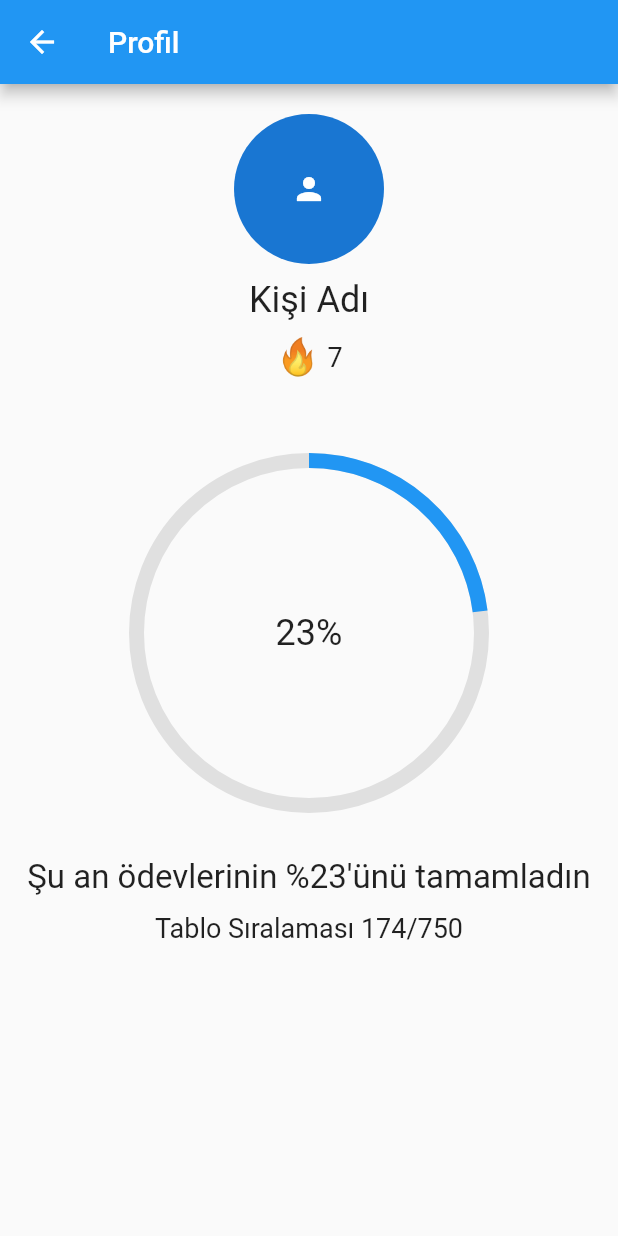
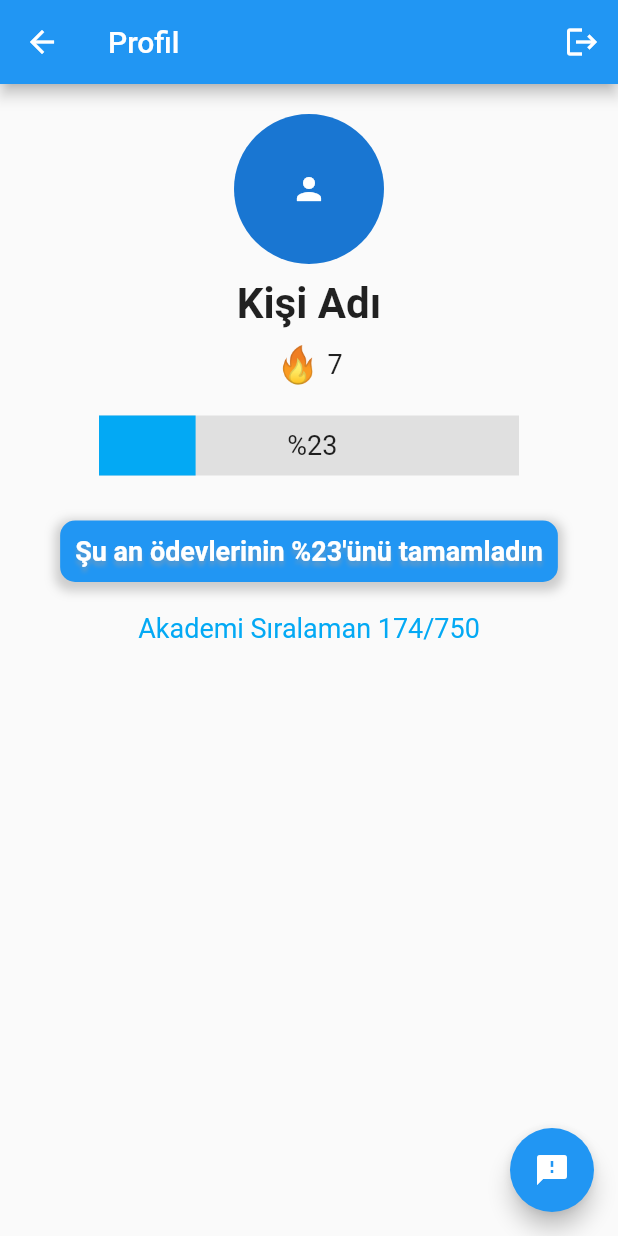
Before and after one commit to huseyinasan/AkademiTakip-AppJam, a Flutter app: the ProfilePage screen opened directly, on a phone screen of 412 x 824 dp. Run offline on Flutter 3.47's test engine with Material 2 defaults, Android fonts, the phone set to English and light mode, and no system bars; drawn by our look-alikes of percent_indicator; our stand-ins replace icons_plus.

Commit message:
profil sayfasi update

```diff
--- a/lib/screens/profil.dart
+++ b/lib/screens/profil.dart
@@ -1,5 +1,6 @@
 import 'package:flutter/material.dart';
 import 'package:percent_indicator/percent_indicator.dart';
+
 
 class ProfilePage extends StatelessWidget {
   @override
@@ -7,6 +8,14 @@ class ProfilePage extends StatelessWidget {
     return Scaffold(
       appBar: AppBar(
         title: Text('Profil'),
+        actions: [
+          IconButton(
+            icon: Icon(Icons.logout),
+            onPressed: () {
+              Navigator.popUntil(context, ModalRoute.withName('/'));
+            },
+          )
+        ],
       ),
       body: Column(
         children: [
@@ -18,7 +27,7 @@ class ProfilePage extends StatelessWidget {
           SizedBox(height: 10),
           Text(
             'Kişi Adı',
-            style: TextStyle(fontSize: 24),
+            style: TextStyle(fontSize: 28,fontWeight: FontWeight.bold),
           ),
           SizedBox(height: 10),
           Row(
@@ -35,33 +44,185 @@ class ProfilePage extends StatelessWidget {
               ),
             ],
           ),
-          SizedBox(height: 50),
-          CircularPercentIndicator(
-            radius: 120,
-            lineWidth: 10,
-            percent: 0.23, // Replace with actual progress
-            center: Text(
-              '23%',
-              style: TextStyle(fontSize: 24),
+          Container(
+            margin: EdgeInsets.only(top: 20),
+            child: Row(
+              mainAxisAlignment: MainAxisAlignment.center,
+              children: [
+                Stack(
+                  children: [
+                    new LinearPercentIndicator(
+                      width: 300.0,
+                      lineHeight: 40.0,
+                      percent: 0.23,
+                      backgroundColor: Colors.grey[300],
+                      progressColor: Colors.lightBlue,
+                    ),
+                    Positioned.fill(
+                      child: Align(
+                        alignment: Alignment.center,
+                        child: Text(
+                          ' %23',
+                          style: TextStyle(fontSize: 18),
+                        ),
+                      ),
+                    ),
+                  ],
+                ),
+              ],
             ),
-            progressColor: Colors.blue,
-            backgroundColor: Colors.grey.shade300,
-          ),
-          SizedBox(height: 30),
-          Text(
-            'Şu an ödevlerinin %23\'ünü tamamladın',
-            style: TextStyle(fontSize: 22),
-          ),
-          SizedBox(height: 10),
-          Text(
-            'Tablo Sıralaması 174/750',
-            style: TextStyle(fontSize: 18),
           ),
 
 
+
+          SizedBox(height: 30),
+
+          Container(
+            decoration: BoxDecoration(
+              color: Colors.blue,
+              borderRadius: BorderRadius.circular(10),
+              boxShadow: [
+                BoxShadow(
+                  color: Colors.grey.withOpacity(0.5),
+                  spreadRadius: 3,
+                  blurRadius: 5,
+                  offset: Offset(0, 3),
+                ),
+              ],
+            ),
+            child: Padding(
+              padding: EdgeInsets.all(10),
+              child: Text(
+                'Şu an ödevlerinin %23\'ünü tamamladın',
+                style: TextStyle(
+                  fontSize: 18,
+                  fontWeight: FontWeight.bold,
+                  color: Colors.white,
+                  shadows: [
+                    Shadow(
+                      color: Colors.grey.withOpacity(0.5),
+                      blurRadius: 3,
+                      offset: Offset(0, 3),
+                    ),
+                  ],
+                ),
+              ),
+            ),
+          ),
+
+
+          SizedBox(height: 20),
+          Text(
+            'Akademi Sıralaman 174/750',
+            style: TextStyle(fontSize: 18,
+            color: Colors.lightBlue),
+          ),
         ],
       ),
+
+
+
+
+      floatingActionButton: FloatingActionButton(
+        onPressed: () {
+          showDialog(
+            context: context,
+            builder: (BuildContext context) {
+              return AlertDialog(
+                title: Text('Geri Bildirim'),
+                content: Column(
+                  mainAxisSize: MainAxisSize.min,
+                  children: [
+                    Expanded(
+                      child: SingleChildScrollView(
+                        child: Container(
+                          width: MediaQuery.of(context).size.width * 1,
+                          child: Column(
+                            mainAxisSize: MainAxisSize.min,
+                            children: [
+                              TextField(
+                                decoration: InputDecoration(
+                                  hintText: "Ad Soyad",
+                                ),
+                              ),
+
+                              SizedBox(height: 20),
+                              DropdownButtonFormField<String>(
+                                decoration: InputDecoration(
+                                  hintText: "Tür",
+                                  filled: true,
+                                  fillColor: Colors.grey.shade200,
+                                ),
+                                value: 'istek',
+                                items: [
+                                  DropdownMenuItem(
+                                    value: 'istek',
+                                    child: Text('İstek'),
+                                  ),
+                                  DropdownMenuItem(
+                                    value: 'sikayet',
+                                    child: Text('Şikayet'),
+                                  ),
+                                  DropdownMenuItem(
+                                    value: 'oneri',
+                                    child: Text('Öneri'),
+                                  ),
+                                ],
+                                onChanged: (value) {},
+                              ),
+                              SizedBox(height: 20),
+                              TextField(
+                                decoration: InputDecoration(
+                                  hintText: 'Konu',
+                                ),
+                              ),
+                              SizedBox(height: 20),
+                              TextField(
+                                maxLines: null,
+                                keyboardType: TextInputType.multiline,
+                                decoration: InputDecoration(
+                                  hintText: "Geri bildiriminizi buraya yazın",
+                                  alignLabelWithHint: true,
+                                  contentPadding:
+                                  EdgeInsets.symmetric(vertical: 20, horizontal: 20),
+                                  border: OutlineInputBorder(),
+                                ),
+                              ),
+                            ],
+                          ),
+                        ),
+                      ),
+                    ),
+                  ],
+                ),
+                actions: [
+                  ElevatedButton(
+                    onPressed: () => Navigator.of(context).pop(),
+                    child: Text('İptal'),
+                  ),
+                  ElevatedButton(
+                    onPressed: () {
+                      // Implement your feedback functionality here
+                      Navigator.of(context).pop();
+                    },
+                    child: Text('Gönder'),
+                  ),
+                ],
+              );
+            },
+          );
+        },
+        child: Icon(Icons.feedback),
+      ),
+
+
+
     );
+
+
+
+
+
+
   }
 }
-//
```
Also changed, not shown: 3 other files.
